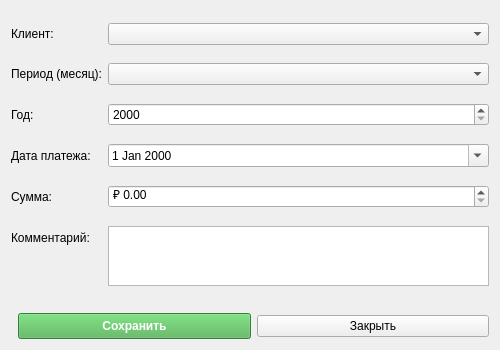
Old version of the form src/ui/paymentform.ui in the repository Smurf72T/POC_Terminal_Tracker.
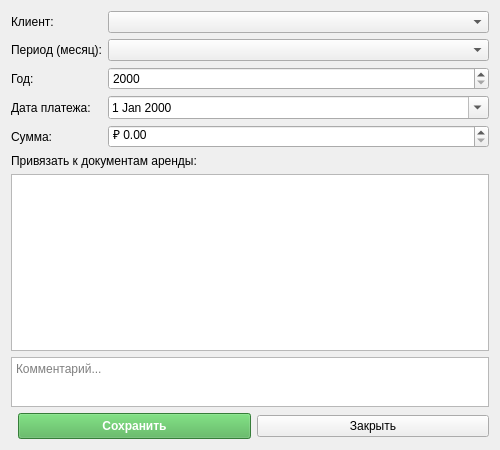
New version of the form.

Patch:
```diff
--- a/src/ui/paymentform.ui
+++ b/src/ui/paymentform.ui
@@ -3,7 +3,7 @@
     <class>PaymentForm</class>
     <widget class="QWidget" name="PaymentForm">
         <property name="geometry">
-            <rect><x>0</x><y>0</y><width>500</width><height>350</height></rect>
+   <rect><x>0</x><y>0</y><width>500</width><height>450</height></rect>
         </property>
         <layout class="QVBoxLayout" name="verticalLayout">
             <item>
@@ -18,14 +18,21 @@
                     <item row="3" column="1"><widget class="QDateEdit" name="dateEdit"><property name="calendarPopup"><bool>true</bool></property></widget></item>
                     <item row="4" column="0"><widget class="QLabel" name="label_5"><property name="text"><string>Сумма:</string></property></widget></item>
                     <item row="4" column="1"><widget class="QDoubleSpinBox" name="doubleSpinBoxAmount"><property name="prefix"><string>₽ </string></property><property name="decimals"><number>2</number></property><property name="maximum"><double>999999.990000000000000</double></property></widget></item>
-                    <item row="5" column="0"><widget class="QLabel" name="label_6"><property name="text"><string>Комментарий:</string></property></widget></item>
-                    <item row="5" column="1"><widget class="QTextEdit" name="textEditComment"><property name="maximumSize"><size><width>16777215</width><height>60</height></size></property></widget></item>
                 </layout>
             </item>
             <item>
-                <spacer name="verticalSpacer">
-                    <property name="orientation"><enum>Qt::Vertical</enum></property>
-                </spacer>
+    <widget class="QLabel" name="label_7"><property name="text"><string>Привязать к документам аренды:</string></property></widget>
+   </item>
+   <item>
+    <widget class="QListView" name="listViewRentals">
+     <property name="alternatingRowColors"><bool>true</bool></property>
+    </widget>
+   </item>
+   <item>
+    <widget class="QTextEdit" name="textEditComment">
+     <property name="placeholderText"><string>Комментарий...</string></property>
+     <property name="maximumSize"><size><width>16777215</width><height>50</height></size></property>
+    </widget>
             </item>
             <item>
                 <layout class="QHBoxLayout" name="horizontalLayout">
```
Lines whose indentation alone changed are shown as unchanged.
